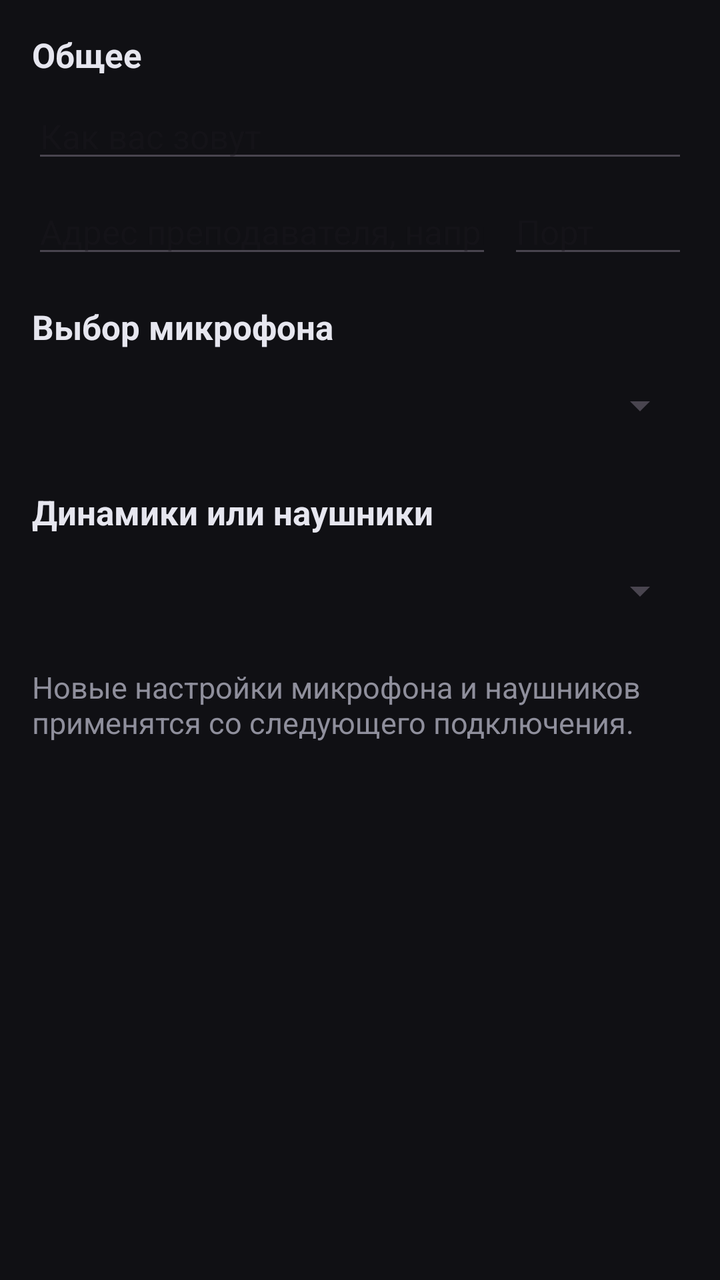
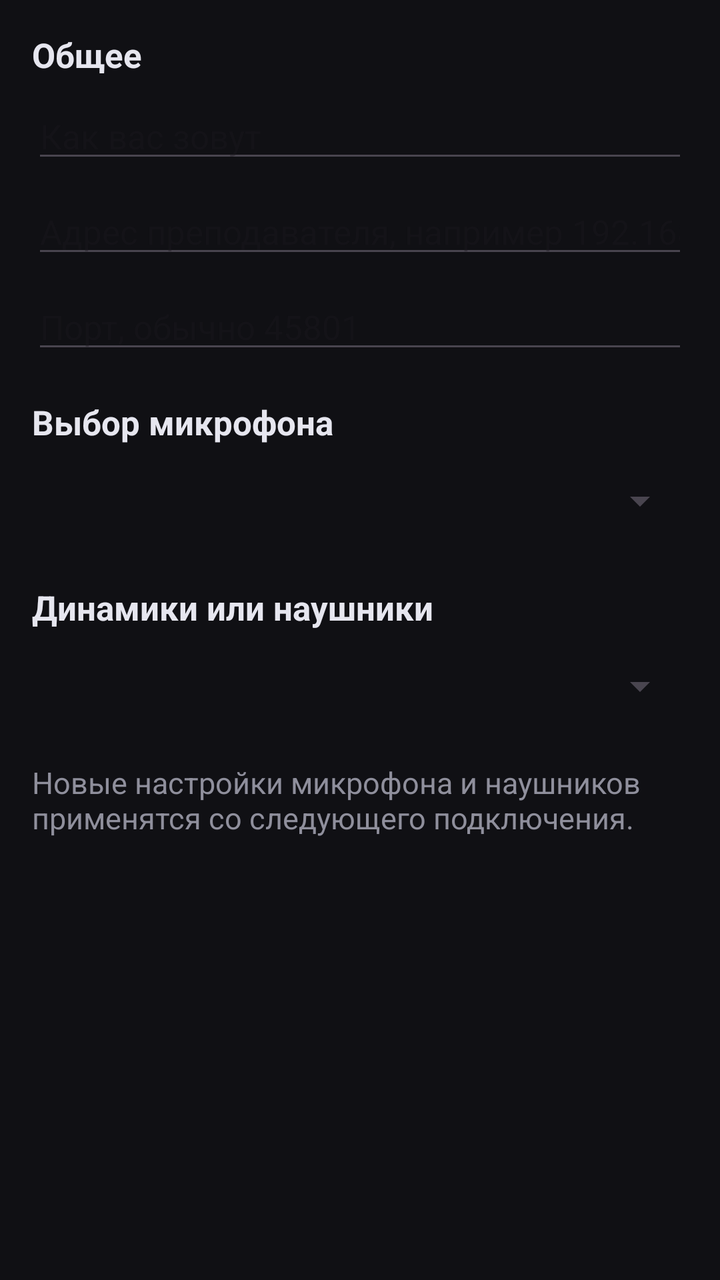

An Android layout rendered at two revisions. The XML below is the earlier revision; the diff shows what the commit changed to produce the second picture.
<!-- AndroidManifest.xml: application theme Theme.MajorLad -->
<!-- res/layout/dialog_settings.xml -->
<?xml version="1.0" encoding="utf-8"?>
<ScrollView xmlns:android="http://schemas.android.com/apk/res/android"
    android:layout_width="match_parent"
    android:layout_height="wrap_content">

    <LinearLayout
        android:layout_width="match_parent"
        android:layout_height="wrap_content"
        android:orientation="vertical"
        android:padding="16dp">

        <TextView
            android:layout_width="match_parent"
            android:layout_height="wrap_content"
            android:text="Общее"
            android:textColor="#e6e6ef"
            android:textSize="17sp"
            android:textStyle="bold" />

        <EditText
            android:id="@+id/editName"
            android:layout_width="match_parent"
            android:layout_height="wrap_content"
            android:layout_marginTop="8dp"
            android:hint="Как вас зовут"
            android:importantForAutofill="no"
            android:inputType="textPersonName"
            android:singleLine="true"
            android:textSize="17sp" />

        <LinearLayout
            android:id="@+id/ipRow"
            android:layout_width="match_parent"
            android:layout_height="wrap_content"
            android:layout_marginTop="8dp"
            android:orientation="horizontal">

            <EditText
                android:id="@+id/editHost"
                android:layout_width="0dp"
                android:layout_height="wrap_content"
                android:layout_weight="1"
                android:hint="Адрес преподавателя, например 192.168.1.42"
                android:importantForAutofill="no"
                android:inputType="text"
                android:singleLine="true"
                android:textSize="17sp" />

            <EditText
                android:id="@+id/editPort"
                android:layout_width="90dp"
                android:layout_height="wrap_content"
                android:layout_marginStart="8dp"
                android:hint="Порт"
                android:importantForAutofill="no"
                android:inputType="number"
                android:singleLine="true"
                android:textSize="17sp" />
        </LinearLayout>

        <TextView
            android:layout_width="match_parent"
            android:layout_height="wrap_content"
            android:layout_marginTop="18dp"
            android:text="Выбор микрофона"
            android:textColor="#e6e6ef"
            android:textSize="17sp"
            android:textStyle="bold" />

        <Spinner
            android:id="@+id/spinMic"
            android:layout_width="match_parent"
            android:layout_height="wrap_content"
            android:layout_marginTop="4dp"
            android:contentDescription="Выбор микрофона"
            android:minHeight="48dp" />

        <TextView
            android:layout_width="match_parent"
            android:layout_height="wrap_content"
            android:layout_marginTop="18dp"
            android:text="Динамики или наушники"
            android:textColor="#e6e6ef"
            android:textSize="17sp"
            android:textStyle="bold" />

        <Spinner
            android:id="@+id/spinOut"
            android:layout_width="match_parent"
            android:layout_height="wrap_content"
            android:layout_marginTop="4dp"
            android:contentDescription="Динамики или наушники"
            android:minHeight="48dp" />

        <TextView
            android:layout_width="match_parent"
            android:layout_height="wrap_content"
            android:layout_marginTop="14dp"
            android:text="Новые настройки микрофона и наушников применятся со следующего подключения."
            android:textColor="#8f8f9c"
            android:textSize="15sp" />
    </LinearLayout>
</ScrollView>
<!-- resources referenced by this layout -->
<resources>
  <style name="Theme.MajorLad" parent="Theme.Material3.DayNight.NoActionBar">
          <item name="android:statusBarColor">#101014</item>
          <item name="android:navigationBarColor">#101014</item>
          <item name="android:windowBackground">#101014</item>
      </style>
</resources>

<!-- the commit's change to res/layout/dialog_settings.xml (unified diff, before → after) -->
@@ -45,18 +45,18 @@
                 android:inputType="text"
                 android:singleLine="true"
                 android:textSize="17sp" />
+        </LinearLayout>
 
-            <EditText
-                android:id="@+id/editPort"
-                android:layout_width="90dp"
-                android:layout_height="wrap_content"
-                android:layout_marginStart="8dp"
-                android:hint="Порт"
-                android:importantForAutofill="no"
-                android:inputType="number"
-                android:singleLine="true"
-                android:textSize="17sp" />
-        </LinearLayout>
+        <EditText
+            android:id="@+id/editPort"
+            android:layout_width="match_parent"
+            android:layout_height="wrap_content"
+            android:layout_marginTop="8dp"
+            android:hint="Порт, обычно 45801"
+            android:importantForAutofill="no"
+            android:inputType="number"
+            android:singleLine="true"
+            android:textSize="17sp" />
 
         <TextView
             android:layout_width="match_parent"
